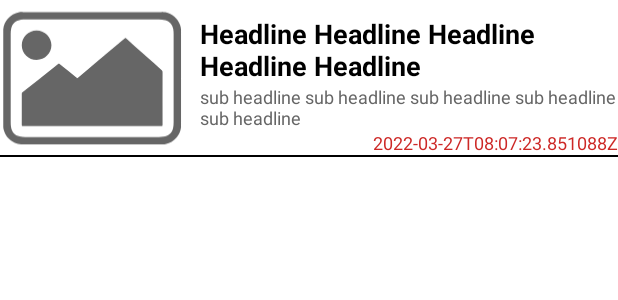
After one commit to jbee0101/News-App, an Android app: the layout news_headline_cell.xml on its own in the app's theme, with its tools: preview values and no code run, on a phone screen of 412 x 824 dp. The commit adds this screen. Shown: the top 300 px of the screen. Run offline under Robolectric (Android 15) with nearby library versions, the phone set to English and light mode, and no system bars.

Commit message:
news headline list view created...

```diff
--- /dev/null
+++ b/app/src/main/res/drawable/ic_no_image.xml
@@ -0,0 +1,21 @@
+<vector xmlns:android="http://schemas.android.com/apk/res/android"
+    android:width="40dp"
+    android:height="30dp"
+    android:viewportWidth="1019.9"
+    android:viewportHeight="771">
+  <path
+      android:pathData="M1001,1179.7c-1.2,1.9 -3,1 -4.5,1c-253.7,0.1 -507.3,0.1 -761,0c-1.5,0 -3.4,1 -4.5,-1C487.7,1179.7 744.3,1179.7 1001,1179.7z"
+      android:fillColor="#878787"/>
+  <path
+      android:pathData="M124,754.6c1.4,-2 3.4,-0.9 5,-0.9c251.8,-0.1 503.6,-0.1 755.4,0c1.8,0 4,-0.9 5.6,1C634.7,754.6 379.4,754.6 124,754.6z"
+      android:fillColor="#666666"/>
+  <path
+      android:fillColor="#666666"
+      android:pathData="M992.9,90.9c-14.8,-37.6 -41.7,-61.4 -81.1,-70.7c-5.2,-1.2 -10.5,-0.5 -15.7,-1.6c-1,0 -2,0 -3,0c-1.7,1 -3.6,0.5 -5.4,0.5c-253.1,0 -506.1,0 -759.2,0c-1.8,0 -3.7,0.5 -5.4,-0.5c-1.7,0 -3.3,0 -5,0c-3.9,0.9 -7.9,0.5 -11.8,1.2c-25.2,5.1 -46.4,17.1 -63,36.7C29,73.4 20,92.5 18,114.6c0,181.3 0,362.7 0,544c1,3.5 0.6,7.2 1.4,10.8c8.6,35.5 29.7,60.8 62.6,76.4c10.8,5.1 22.2,7.5 34,8.8c2.7,0 5.3,0 8,0c1.7,-1 3.6,-0.5 5.4,-0.5c251.7,0 503.5,0 755.2,0c1.8,0 3.7,-0.5 5.4,0.5c2.7,0 5.3,0 8,0c5,-1.1 10.2,-0.7 15.2,-1.8c23.9,-5.4 43.7,-17.6 59.6,-36.2c14.3,-16.7 23.2,-35.9 25.2,-58c0,-181 0,-362 0,-543C997.2,107.2 996.1,98.8 992.9,90.9zM953.7,665.6c-6.9,26.4 -25,42 -52.9,46c-8.3,1.2 -16.6,1.8 -24.9,1.8c-245.6,0 -491.3,0 -736.9,0c-10.5,0 -20.9,-0.9 -31.2,-3.4c-27,-6.6 -41.8,-24.3 -46.7,-51.1c-1.6,-8.9 -2.1,-17.8 -2.1,-26.9c0,-163.7 0,-327.3 0,-491c0,-10.2 0.5,-20.3 2.8,-30.3c6.6,-28.7 24.6,-45.1 53.8,-49.2c8.4,-1.2 16.9,-1.7 25.4,-1.7c122.3,0 244.7,0 367,0c122.5,0 245,0 367.5,0c12.2,0 24.3,0.8 36.1,4.2c25.1,7.2 38.7,24.5 43.4,49.6c1.7,9 2.2,18.2 2.2,27.4c0,163.8 0,327.6 0,491.5C957.2,643.6 956.5,654.8 953.7,665.6z"/>
+  <path
+      android:fillColor="#666666"
+      android:pathData="M507.9,652.2c-127.3,0 -254.6,0 -381.9,0.1c-4.7,0 -6,-1 -6,-5.9c0.2,-57.8 0.1,-115.6 0.1,-173.5c0,-3 0.6,-5.1 3.2,-7.2c65.9,-52.6 131.6,-105.2 197.4,-157.9c2.8,-2.2 4.4,-2.6 7.4,-0.1c31.5,25.4 63.1,50.7 94.6,76.1c2.8,2.3 4.4,2.4 7.3,-0.1c81.5,-69.2 163.2,-138.2 244.8,-207.3c4.6,-3.9 9.3,-7.6 13.7,-11.7c2.5,-2.3 3.9,-2.3 6.5,0c35.6,32.2 71.3,64.3 106.9,96.3c29.5,26.5 58.9,53.1 88.5,79.5c4,3.6 5.8,7.1 5.8,12.7c-0.2,97.8 -0.2,195.6 0,293.4c0,4.7 -1.4,5.6 -5.8,5.6C762.9,652.2 635.4,652.2 507.9,652.2z"/>
+  <path
+      android:fillColor="#666666"
+      android:pathData="M283.5,202.8c0.1,45 -36.4,81.7 -81.4,81.8c-45,0.1 -81.8,-36.4 -82,-81.3c-0.2,-45.3 36.4,-82 81.7,-82C247,121.3 283.4,157.7 283.5,202.8z"/>
+</vector>
--- /dev/null
+++ b/app/src/main/res/layout/news_headline_cell.xml
@@ -0,0 +1,101 @@
+<?xml version="1.0" encoding="utf-8"?>
+<layout xmlns:android="http://schemas.android.com/apk/res/android"
+    xmlns:app="http://schemas.android.com/apk/res-auto"
+    xmlns:tools="http://schemas.android.com/tools">
+
+    <data>
+
+        <import type="android.view.View" />
+
+        <variable
+            name="item"
+            type="com.example.newsapp.network.Article" />
+
+        <variable
+            name="holder"
+            type="com.example.newsapp.common.GenericViewHolder" />
+    </data>
+
+    <androidx.constraintlayout.widget.ConstraintLayout
+        android:layout_width="match_parent"
+        android:layout_height="wrap_content">
+
+        <androidx.constraintlayout.widget.ConstraintLayout
+            android:id="@+id/colHeadline"
+            android:layout_width="0dp"
+            android:layout_height="wrap_content"
+            android:onClick="@{(v) -> holder.OnCellClick(v, item)}"
+            android:orientation="horizontal"
+            android:tag="@{item}"
+            app:layout_constraintStart_toStartOf="parent"
+            app:layout_constraintTop_toTopOf="parent"
+            app:layout_constraintEnd_toEndOf="parent">
+
+            <ImageView
+                android:id="@+id/ivHeadline"
+                android:layout_width="0dp"
+                android:layout_height="100dp"
+                app:layout_constraintWidth_percent="0.3"
+                android:layout_marginEnd="10dp"
+                android:src="@drawable/ic_no_image"
+                imageUrl="@{item.urlToImage}"
+                app:layout_constraintBottom_toBottomOf="parent"
+                app:layout_constraintStart_toStartOf="parent"
+                app:layout_constraintTop_toTopOf="parent"
+                app:layout_constraintEnd_toStartOf="@+id/lblHeadline" />
+
+            <TextView
+                android:id="@+id/lblHeadline"
+                android:layout_width="0dp"
+                android:layout_height="wrap_content"
+                android:layout_marginTop="10dp"
+                android:text="@{item.title}"
+                android:ellipsize="end"
+                android:gravity="start"
+                android:textSize="18sp"
+                android:textStyle="bold"
+                android:textColor="@color/black"
+                app:layout_constraintStart_toEndOf="@+id/ivHeadline"
+                app:layout_constraintTop_toTopOf="parent"
+                app:layout_constraintEnd_toEndOf="parent"
+                tools:text="Headline Headline Headline Headline Headline" />
+
+            <TextView
+                android:id="@+id/lblDescription"
+                android:layout_width="0dp"
+                android:layout_height="wrap_content"
+                android:text="@{item.description}"
+                android:ellipsize="end"
+                android:textSize="12sp"
+                android:textColor="@color/grey"
+                app:layout_constraintStart_toStartOf="@+id/lblHeadline"
+                app:layout_constraintTop_toBottomOf="@+id/lblHeadline"
+                app:layout_constraintEnd_toEndOf="parent"
+                tools:text="sub headline sub headline sub headline sub headline sub headline" />
+
+            <TextView
+                android:id="@+id/lblDate"
+                android:layout_width="0dp"
+                android:layout_height="wrap_content"
+                android:text="@{item.publishedAt}"
+                android:ellipsize="end"
+                android:textSize="12sp"
+                android:gravity="end"
+                android:textColor="?attr/colorPrimary"
+                app:layout_constraintStart_toStartOf="@+id/lblHeadline"
+                app:layout_constraintTop_toBottomOf="@+id/lblDescription"
+                app:layout_constraintEnd_toEndOf="parent"
+                app:layout_constraintBottom_toBottomOf="parent"
+                tools:text="2022-03-27T08:07:23.851088Z" />
+
+        </androidx.constraintlayout.widget.ConstraintLayout>
+
+        <View
+            android:layout_width="match_parent"
+            android:layout_height="1dp"
+            android:background="@color/black"
+            app:layout_constraintTop_toBottomOf="@+id/colHeadline" />
+
+    </androidx.constraintlayout.widget.ConstraintLayout>
+
+</layout>
--- a/app/src/main/res/values-night/themes.xml
+++ b/app/src/main/res/values-night/themes.xml
@@ -1,8 +1,8 @@
 <resources xmlns:tools="http://schemas.android.com/tools">
     <!-- Base application theme. -->
-    <style name="Theme.NewsApp" parent="Theme.MaterialComponents.DayNight.DarkActionBar">
+    <style name="Theme.NewsApp" parent="Theme.MaterialComponents.DayNight.NoActionBar">
         <!-- Primary brand color. -->
-        <item name="colorPrimary">@color/purple_200</item>
+        <item name="colorPrimary">@color/bbc</item>
         <item name="colorPrimaryVariant">@color/purple_700</item>
         <item name="colorOnPrimary">@color/black</item>
         <!-- Secondary brand color. -->
--- a/app/src/main/res/values/colors.xml
+++ b/app/src/main/res/values/colors.xml
@@ -7,4 +7,6 @@
     <color name="teal_700">#FF018786</color>
     <color name="black">#FF000000</color>
     <color name="white">#FFFFFFFF</color>
+    <color name="grey">#666666</color>
+    <color name="bbc">#CD2826</color>
 </resources>
--- a/app/src/main/res/values/themes.xml
+++ b/app/src/main/res/values/themes.xml
@@ -1,8 +1,8 @@
 <resources xmlns:tools="http://schemas.android.com/tools">
     <!-- Base application theme. -->
-    <style name="Theme.NewsApp" parent="Theme.MaterialComponents.DayNight.DarkActionBar">
+    <style name="Theme.NewsApp" parent="Theme.MaterialComponents.DayNight.NoActionBar">
         <!-- Primary brand color. -->
-        <item name="colorPrimary">@color/purple_500</item>
+        <item name="colorPrimary">@color/bbc</item>
         <item name="colorPrimaryVariant">@color/purple_700</item>
         <item name="colorOnPrimary">@color/white</item>
         <!-- Secondary brand color. -->
```
Also changed, not shown: app/build.gradle (+11 -0 lines), app/src/main/java/com/example/newsapp/common/GenericAdapter.kt (added, +68 -0 lines), app/src/main/java/com/example/newsapp/ui/NewsHeadlineActivity.kt (+23 -1 lines), app/src/main/java/com/example/newsapp/ui/NewsHeadlineViewModel.kt (+13 -6 lines), app/src/main/java/com/example/newsapp/utils/BindingHelper.kt (added, +19 -0 lines), app/src/main/res/layout/appbar.xml (added, +40 -0 lines), app/src/main/res/layout/news_headlind_activity.xml (+38 -11 lines).
